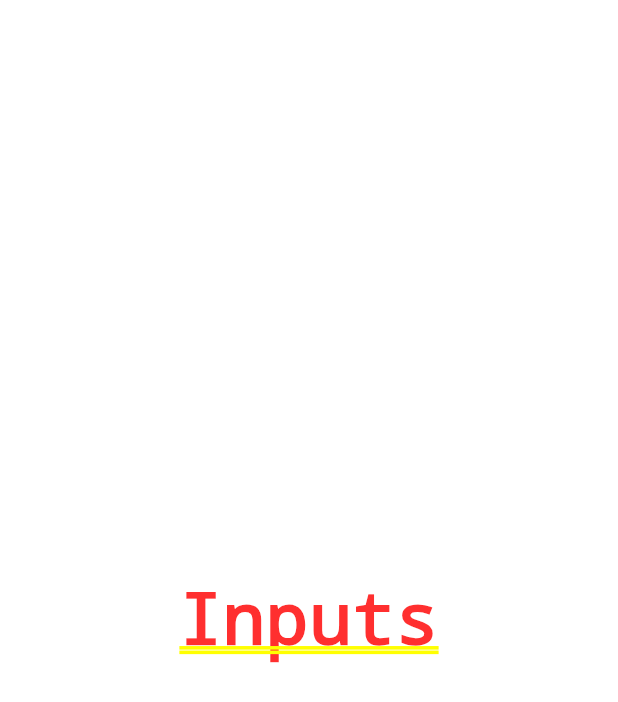
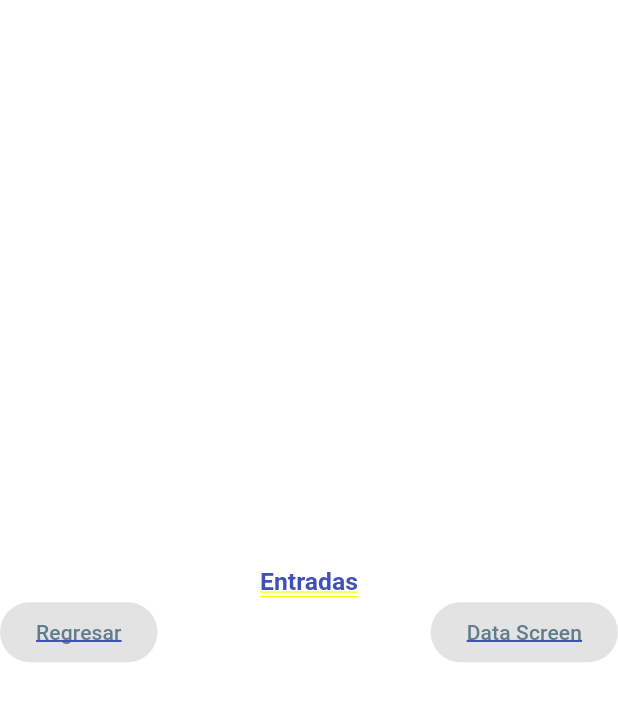
Before and after one commit to LiraU13/componentes_flutter, a Flutter app: the screen it shows after launch, after a tap on "Entradas", on a phone screen of 412 x 824 dp. Shown: the top 702 px of the screen. Run offline on Flutter 3.47's test engine with Material 3 defaults, Android fonts, the phone set to English and light mode, and no system bars; our stand-ins replace google_fonts; Roboto replaces fonts that are missing (Dangrek).

Commit message:
Initial widgets on Inputs Screen

```diff
--- /dev/null
+++ b/lib/screens/data_screen.dart
@@ -0,0 +1,12 @@
+import 'package:flutter/material.dart';
+
+class DataScreen extends StatelessWidget {
+  const DataScreen({super.key});
+
+  @override
+  Widget build(BuildContext context) {
+    return const Center(
+      child: Text('Data Screen')
+    );
+  }
+}
--- a/lib/screens/inputs_screen.dart
+++ b/lib/screens/inputs_screen.dart
@@ -1,4 +1,5 @@
 import 'package:flutter/material.dart';
+import 'package:practica3/theme/app_theme.dart';
 
 class InputsScreen extends StatefulWidget {
   const InputsScreen({super.key});
@@ -10,8 +11,21 @@ class InputsScreen extends StatefulWidget {
 class _InputsScreenState extends State<InputsScreen> {
   @override
   Widget build(BuildContext context) {
-    return const Center(
-      child: Text("Inputs"),
+    return Column(
+      mainAxisAlignment: MainAxisAlignment.center,
+      children: [
+        Text("Entradas",
+        style: AppTheme.lightTheme.textTheme.headlineLarge,),
+        Row(
+          mainAxisAlignment: MainAxisAlignment.spaceBetween,
+          children: [
+            ElevatedButton(onPressed: null, child: Text('Regresar',
+            style: AppTheme.lightTheme.textTheme.bodySmall,),),
+            ElevatedButton(onPressed: null, child: Text('Data Screen',
+            style: AppTheme.lightTheme.textTheme.bodySmall,)),
+          ],
+        )
+      ],
     );
   }
 }
```
